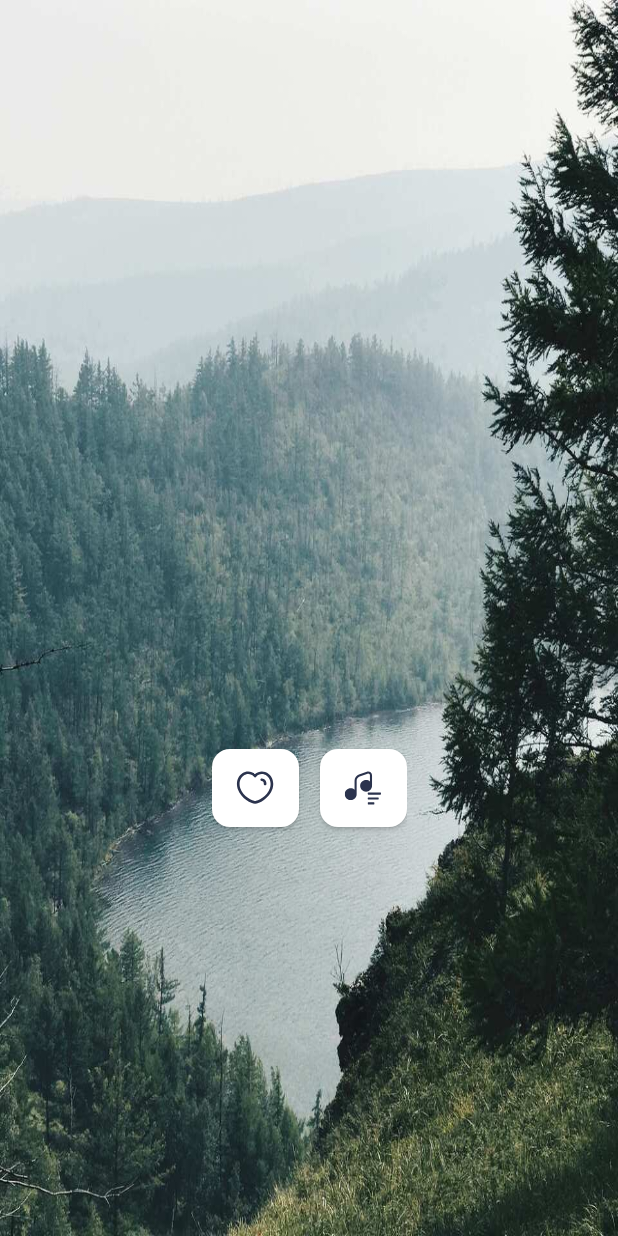
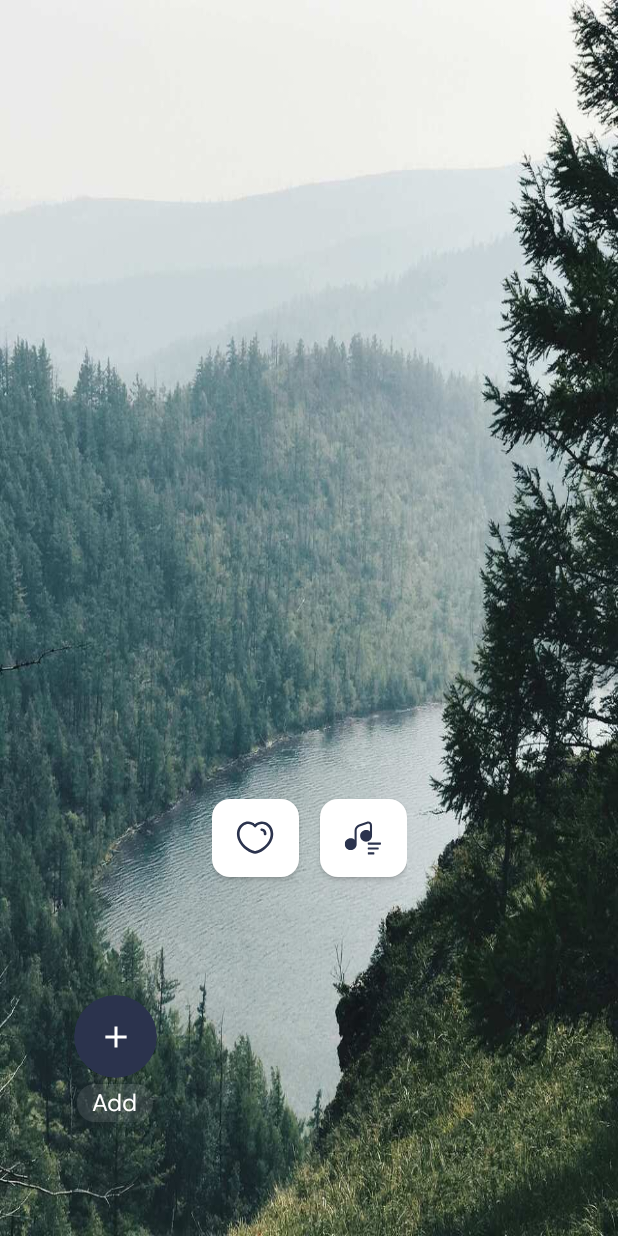
Before and after one commit to DmytroDyshuk/MotivationApp, an Android app: the screen it shows after launch (AppActivity), after a tap on an icon or button, on a phone screen of 412 x 824 dp. Run offline under Robolectric (Android 15) with nearby library versions, the phone set to English and light mode, and no system bars; our stand-ins replace Dagger/Hilt's generated code, Timber, sdp/ssp sizes; libraries missing offline, so code that uses them is left out: com.github.anrwatchdog, dev.chrisbanes.insetter; pictures from the network do not load; 1 statement that could not run was skipped.

Commit message:
home screen ui update, model update, added favourite sounds list, some animations updated

```diff
--- a/app/src/main/java/com/motivation/affirmations/ui/core/adapter/InsetDividerItemDecoration.kt
+++ b/app/src/main/java/com/motivation/affirmations/ui/core/adapters/InsetDividerItemDecoration.kt
@@ -1,4 +1,4 @@
-package com.motivation.affirmations.ui.core.adapter
+package com.motivation.affirmations.ui.core.adapters
 
 import android.content.Context
 import android.graphics.drawable.InsetDrawable
--- /dev/null
+++ b/app/src/main/java/com/motivation/affirmations/ui/core/adapters/SoundsListAdapter.kt
@@ -0,0 +1,98 @@
+package com.motivation.affirmations.ui.core.adapters
+
+import android.view.LayoutInflater
+import android.view.ViewGroup
+import androidx.recyclerview.widget.DiffUtil
+import androidx.recyclerview.widget.ListAdapter
+import androidx.recyclerview.widget.RecyclerView
+import com.bumptech.glide.Glide
+import com.motivation.affirmations.domain.model.Sound
+import com.motivation.app.databinding.ItemAddFavouriteSoundBinding
+import com.motivation.app.databinding.ListItemFavouriteSoundBinding
+
+class SoundsListAdapter(
+    private val onSoundClicked: () -> Unit,
+    private val onAddSoundClicked: () -> Unit
+) : ListAdapter<Sound, RecyclerView.ViewHolder>(diffCallback) {
+
+    override fun onCreateViewHolder(parent: ViewGroup, viewType: Int): RecyclerView.ViewHolder {
+        val layoutInflater = LayoutInflater.from(parent.context)
+        return when (viewType) {
+            VIEW_TYPE_STATIC -> {
+                val binding = ItemAddFavouriteSoundBinding.inflate(layoutInflater, parent, false)
+                StaticViewHolder(binding, onAddSoundClicked)
+            }
+            else -> {
+                val binding = ListItemFavouriteSoundBinding.inflate(layoutInflater, parent, false)
+                SoundsViewHolder(binding, onSoundClicked)
+            }
+        }
+    }
+
+    override fun onBindViewHolder(holder: RecyclerView.ViewHolder, position: Int) {
+        if (position > 0) {
+            val sound = getItem(position - 1)
+            (holder as? SoundsViewHolder)?.bind(sound)
+        } else {
+            (holder as? StaticViewHolder)?.bind()
+        }
+    }
+
+    override fun getItemCount(): Int {
+        return super.getItemCount() + 1
+    }
+
+    override fun getItemViewType(position: Int): Int {
+        return if (position == 0) VIEW_TYPE_STATIC else VIEW_TYPE_NORMAL
+    }
+
+    inner class SoundsViewHolder(
+        private val binding: ListItemFavouriteSoundBinding,
+        private val onSoundClicked: () -> Unit
+    ) : RecyclerView.ViewHolder(binding.root) {
+        fun bind(sound: Sound) {
+            binding.apply {
+                //TODO: add music image
+//                Glide.with(itemView)
+//                    .load(sound.thumbnailName)
+//                    .into(ivBackgroundImage)
+
+                tvSoundName.text = sound.soundName
+
+                mcvSoundIcon.setOnClickListener {
+                    onSoundClicked.invoke()
+                }
+            }
+        }
+    }
+
+    inner class StaticViewHolder(
+        private val binding: ItemAddFavouriteSoundBinding,
+        private val onAddSoundClicked: () -> Unit
+    ) : RecyclerView.ViewHolder(binding.root) {
+        fun bind() {
+            binding.apply {
+                mcvAddSoundIcon.setOnClickListener {
+                    onAddSoundClicked.invoke()
+                }
+            }
+        }
+    }
+
+    companion object {
+        private const val VIEW_TYPE_STATIC = 0
+        private const val VIEW_TYPE_NORMAL = 1
+
+        private val diffCallback = object : DiffUtil.ItemCallback<Sound>() {
+
+            override fun areItemsTheSame(oldItem: Sound, newItem: Sound): Boolean {
+                return oldItem.soundName == newItem.soundName
+            }
+
+            override fun areContentsTheSame(oldItem: Sound, newItem: Sound): Boolean {
+                return oldItem == newItem
+            }
+        }
+    }
+
+}
--- a/app/src/main/java/com/motivation/affirmations/ui/core/adapter/SpaceItemDecoration.kt
+++ b/app/src/main/java/com/motivation/affirmations/ui/core/adapters/SpaceItemDecoration.kt
@@ -1,4 +1,4 @@
-package com.motivation.affirmations.ui.core.adapter
+package com.motivation.affirmations.ui.core.adapters
 
 import android.graphics.Rect
 import android.view.View
--- a/app/src/main/java/com/motivation/affirmations/ui/fragments/main/HomeFragment.kt
+++ b/app/src/main/java/com/motivation/affirmations/ui/fragments/main/HomeFragment.kt
@@ -2,10 +2,16 @@ package com.motivation.affirmations.ui.fragments.main
 
 import android.animation.ObjectAnimator
 import android.content.Context
+import android.os.Bundle
 import android.view.LayoutInflater
+import android.view.View
 import android.view.ViewGroup
+import android.widget.Toast
 import androidx.core.content.ContextCompat
 import androidx.fragment.app.viewModels
+import androidx.recyclerview.widget.LinearLayoutManager
+import com.motivation.affirmations.ui.core.adapters.SoundsListAdapter
+import com.motivation.affirmations.ui.core.adapters.SpaceItemDecoration
 import com.motivation.affirmations.ui.fragments.ViewBindingFragment
 import com.motivation.app.R
 import com.motivation.app.databinding.FragmentMainBinding
@@ -26,6 +32,11 @@ class HomeFragment : ViewBindingFragment<FragmentMainBinding>() {
         container: ViewGroup?
     ) = FragmentMainBinding.inflate(inflater, container, false)
 
+    override fun onViewCreated(view: View, savedInstanceState: Bundle?) {
+        super.onViewCreated(view, savedInstanceState)
+        initSoundsListAdapter()
+    }
+
     override fun setListeners() {
         super.setListeners()
         binding.btnSelectTune.setOnClickListener {
@@ -35,18 +46,58 @@ class HomeFragment : ViewBindingFragment<FragmentMainBinding>() {
         }
     }
 
+    private fun initSoundsListAdapter() {
+        val adapter = SoundsListAdapter(
+            onSoundClicked = {
+                Toast.makeText(context, "onSoundClicked", Toast.LENGTH_SHORT).show()
+            },
+            onAddSoundClicked = {
+                Toast.makeText(context, "onAddSoundClicked", Toast.LENGTH_SHORT).show()
+            }
+        )
+        binding.rvFavouriteSounds.layoutManager = LinearLayoutManager(requireContext(), LinearLayoutManager.HORIZONTAL, false)
+        binding.rvFavouriteSounds.adapter = adapter
+        val spaceDecoration = SpaceItemDecoration(
+            top = 0,
+            left = 74,
+            right = 74,
+            bottom = 0,
+            addSpaceAboveFirstItem = true,
+            addSpaceBelowLastItem = true
+        )
+        binding.rvFavouriteSounds.addItemDecoration(spaceDecoration)
+        //TODO: adapter submitList
+    }
+
     private fun toggleTuneIconAndAnimation(context: Context) {
-        val iconRes = if (isTuneExpanded) R.drawable.vector_disabled_tune_icon else R.drawable.vector_enabled_tune_icon
-        binding.btnSelectTune.icon = ContextCompat.getDrawable(context, iconRes)
-        val translation = if (isTuneExpanded) 0f else -250f
-        moveViewWithAnimation(translation)
+        setTuneIcon(context)
+        moveButtonsWithAnimation()
+        showRecyclerViewSoundsWithAnimation()
         isTuneExpanded = !isTuneExpanded
     }
 
-    private fun moveViewWithAnimation(value: Float) {
-        ObjectAnimator.ofFloat(binding.llTuneButtons, "translationY", value).apply {
+    private fun setTuneIcon(context: Context) {
+        val iconRes = if (isTuneExpanded) R.drawable.vector_disabled_tune_icon else R.drawable.vector_enabled_tune_icon
+        binding.btnSelectTune.icon = ContextCompat.getDrawable(context, iconRes)
+    }
+
+    private fun moveButtonsWithAnimation() {
+        val translation = if (isTuneExpanded) 0f else -200f
+        ObjectAnimator.ofFloat(binding.llTuneButtons, "translationY", translation).apply {
             duration = 450
             start()
         }
     }
+
+    private fun showRecyclerViewSoundsWithAnimation() {
+        val startAlpha = if (isTuneExpanded) 1f else 0f
+        val endAlpha = if (isTuneExpanded) 0f else 1f
+        ObjectAnimator.ofFloat(binding.rvFavouriteSounds, View.ALPHA, startAlpha, endAlpha).apply {
+            duration = 450
+            start()
+        }
+
+        binding.rvFavouriteSounds.isClickable = isTuneExpanded
+        binding.rvFavouriteSounds.isFocusable = isTuneExpanded
+    }
 }
--- /dev/null
+++ b/app/src/main/res/drawable/shape_rounded_translucent_background.xml
@@ -0,0 +1,13 @@
+<?xml version="1.0" encoding="utf-8"?>
+<shape xmlns:android="http://schemas.android.com/apk/res/android" >
+
+    <solid android:color="#1AFFFFFF" />
+
+    <padding
+        android:left="10dp"
+        android:right="10dp"
+        android:bottom="2dp"
+        android:top="2dp" />
+
+    <corners android:radius="12dp" />
+</shape>
--- /dev/null
+++ b/app/src/main/res/drawable/vector_add_icon.xml
@@ -0,0 +1,13 @@
+<vector xmlns:android="http://schemas.android.com/apk/res/android"
+    android:width="25dp"
+    android:height="24dp"
+    android:viewportWidth="25"
+    android:viewportHeight="24">
+  <group>
+    <clip-path
+        android:pathData="M0.5,0h24v24h-24z"/>
+    <path
+        android:pathData="M11.5,13H5.5V11H11.5V5H13.5V11H19.5V13H13.5V19H11.5V13Z"
+        android:fillColor="#ffffff"/>
+  </group>
+</vector>
--- a/app/src/main/res/layout/fragment_main.xml
+++ b/app/src/main/res/layout/fragment_main.xml
@@ -5,6 +5,18 @@
     android:layout_width="match_parent"
     android:layout_height="match_parent"
     android:background="@drawable/bg_2">
+
+    <androidx.recyclerview.widget.RecyclerView
+        android:id="@+id/rv_favourite_sounds"
+        android:layout_width="0dp"
+        android:layout_height="wrap_content"
+        android:orientation="horizontal"
+        android:layout_marginBottom="76dp"
+        android:alpha="0"
+        app:layoutManager="androidx.recyclerview.widget.LinearLayoutManager"
+        app:layout_constraintStart_toStartOf="parent"
+        app:layout_constraintEnd_toEndOf="parent"
+        app:layout_constraintBottom_toBottomOf="parent"/>
 
     <LinearLayout
         android:id="@+id/ll_tune_buttons"
@@ -18,9 +30,7 @@
 
         <com.google.android.material.button.MaterialButton
             android:id="@+id/btn_favourite"
-            android:layout_width="58dp"
-            android:layout_height="64dp"
-            style="@style/Widget.Motivation.Button"
+            style="@style/Widget.Motivation.HomeButton"
             app:icon="@drawable/vector_disabled_heart_icon" />
 
         <Space
@@ -29,9 +39,7 @@
 
         <com.google.android.material.button.MaterialButton
             android:id="@+id/btn_select_tune"
-            android:layout_width="58dp"
-            android:layout_height="64dp"
-            style="@style/Widget.Motivation.Button"
+            style="@style/Widget.Motivation.HomeButton"
             app:icon="@drawable/vector_disabled_tune_icon" />
 
     </LinearLayout>
--- /dev/null
+++ b/app/src/main/res/layout/item_add_favourite_sound.xml
@@ -0,0 +1,51 @@
+<?xml version="1.0" encoding="utf-8"?>
+<LinearLayout
+    xmlns:android="http://schemas.android.com/apk/res/android"
+    xmlns:app="http://schemas.android.com/apk/res-auto"
+    android:orientation="vertical"
+    android:layout_width="wrap_content"
+    android:layout_height="wrap_content"
+    android:gravity="center">
+
+    <com.google.android.material.card.MaterialCardView
+        android:id="@+id/mcv_add_sound_icon"
+        style="@style/Widget.Motivation.CircleCardView">
+
+        <androidx.constraintlayout.widget.ConstraintLayout
+            android:layout_width="match_parent"
+            android:layout_height="match_parent">
+
+            <ImageView
+                android:id="@+id/iv_background_image"
+                android:layout_width="match_parent"
+                android:layout_height="match_parent"
+                android:scaleType="centerCrop"
+                android:contentDescription="@string/content_description_background_image" />
+
+            <ImageView
+                android:id="@+id/iv_add_pause_icon"
+                android:layout_width="wrap_content"
+                android:layout_height="wrap_content"
+                android:src="@drawable/vector_add_icon"
+                android:contentDescription="@string/content_description_add_pause_icon"
+                app:layout_constraintStart_toStartOf="parent"
+                app:layout_constraintEnd_toEndOf="parent"
+                app:layout_constraintTop_toTopOf="parent"
+                app:layout_constraintBottom_toBottomOf="parent" />
+
+        </androidx.constraintlayout.widget.ConstraintLayout>
+
+    </com.google.android.material.card.MaterialCardView>
+
+    <TextView
+        android:id="@+id/tv_sound_name"
+        android:layout_width="wrap_content"
+        android:layout_height="wrap_content"
+        android:background="@drawable/shape_rounded_translucent_background"
+        android:textColor="@color/white"
+        android:textSize="16sp"
+        android:fontFamily="@font/dm_sans_regular"
+        android:layout_marginTop="4dp"
+        android:text="@string/add"/>
+
+</LinearLayout>
--- a/app/src/main/res/values/dimens.xml
+++ b/app/src/main/res/values/dimens.xml
@@ -37,9 +37,8 @@
 
     <!-- region Button -->
     <dimen name="button_corner_radius">12dp</dimen>
-    <dimen name="default_main_button_width">50dp</dimen>
-    <dimen name="default_main_button_height">50dp</dimen>
-    <dimen name="padding_button">16dp</dimen>
+    <dimen name="default_home_button_width">58dp</dimen>
+    <dimen name="default_home_button_height">64dp</dimen>
     <!-- endregion -->
 
     <!-- region BottomNavigationView -->
@@ -59,6 +58,9 @@
 
     <!-- region CardView -->
     <dimen name="card_view_corner_radius">16dp</dimen>
+    <dimen name="circle_card_view_corner_radius">28dp</dimen>
+    <dimen name="circle_card_view_width">55dp</dimen>
+    <dimen name="circle_card_view_height">55dp</dimen>
 
     <!-- endregion -->
 
--- a/app/src/main/res/values/strings.xml
+++ b/app/src/main/res/values/strings.xml
@@ -3,4 +3,16 @@
     <string name="share_via">Share Via</string>
     <string name="oops_we_cannot_do_this">Oops, we cannot do this</string>
     <string name="background_music">Background music</string>
+
+    <!-- region ItemAddFavouriteSound -->
+    <string name="add">Add</string>
+    <!-- endregion -->
+
+    <!-- region ContentDescription -->
+    <string name="content_description_add_pause_icon">Add or pause icon</string>
+    <string name="content_description_background_image">Background image</string>
+    <!-- endregion -->
+
+
+
 </resources>
--- a/app/src/main/res/values/styles.xml
+++ b/app/src/main/res/values/styles.xml
@@ -34,6 +34,11 @@
         <item name="backgroundTint">@color/btn_bg_color</item>
     </style>
 
+    <style name="Widget.Motivation.HomeButton" parent="Widget.Motivation.Button">
+        <item name="android:layout_width">@dimen/default_home_button_width</item>
+        <item name="android:layout_height">@dimen/default_home_button_height</item>
+    </style>
+
     <!-- endregion -->
 
     <!-- region BottomSheet -->
@@ -52,7 +57,6 @@
     <!-- endregion -->
 
     <!-- region CardView -->
-
     <style name="Widget.Motivation.CardView" parent="Widget.MaterialComponents.CardView">
         <item name="cardCornerRadius">@dimen/card_view_corner_radius</item>
         <item name="strokeColor">?attr/colorPrimary</item>
@@ -60,6 +64,14 @@
 
     <style name="Widget.Motivation.CardView.Surface2">
         <item name="cardBackgroundColor">?attr/colorSurface2</item>
+    </style>
+
+    <style name="Widget.Motivation.CircleCardView" parent="Widget.Motivation.CardView">
+        <item name="cardCornerRadius">@dimen/circle_card_view_corner_radius</item>
+        <item name="android:layout_width">@dimen/circle_card_view_width</item>
+        <item name="android:layout_height">@dimen/circle_card_view_height</item>
+        <item name="cardBackgroundColor">?attr/colorOnPrimary</item>
+        <item name="cardElevation">0dp</item>
     </style>
     <!-- endregion -->
 
```
Also changed, not shown: app/src/main/java/com/motivation/affirmations/domain/model/Sound.kt (added, +15 -0 lines), app/src/main/java/com/motivation/affirmations/domain/model/SoundCategory.kt (added, +10 -0 lines), app/src/main/res/drawable/vector_pause_icon.xml (added, +14 -0 lines), app/src/main/res/layout/list_item_favourite_sound.xml (added, +53 -0 lines).
